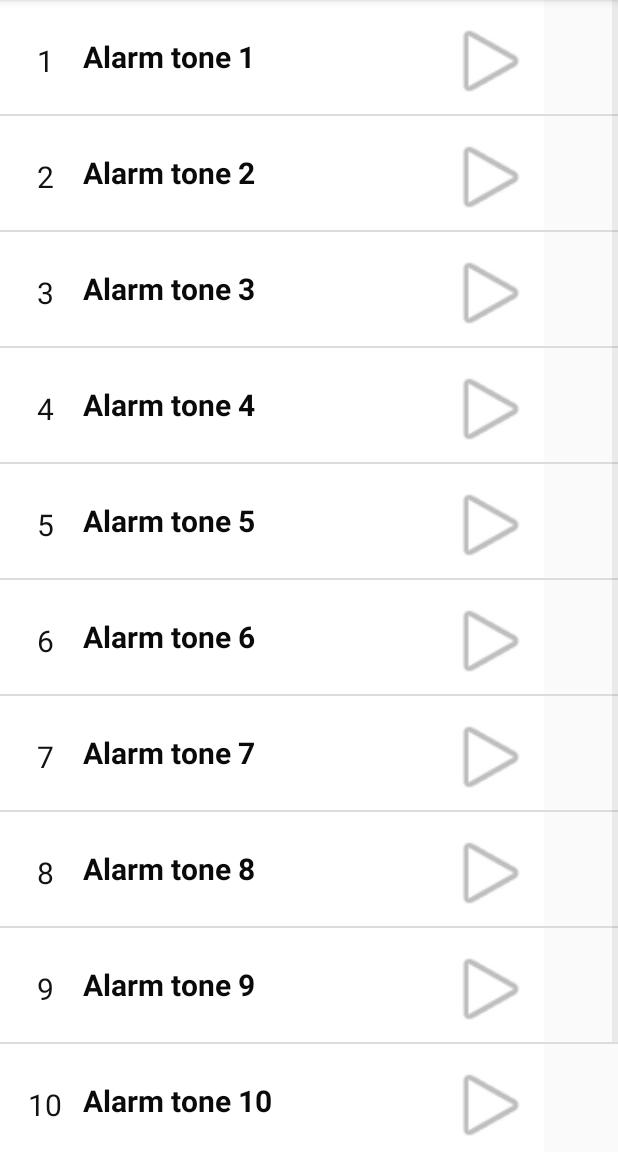
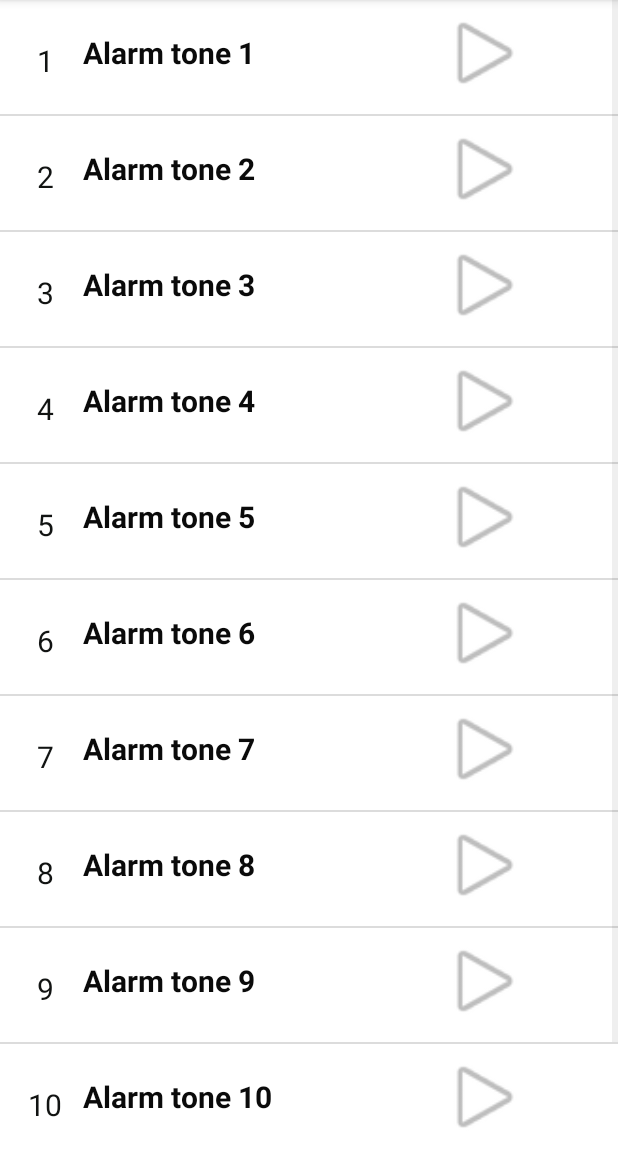
Before and after one commit to rishab247/Timey, an Android app: the alarmtonelist screen opened directly, with no data from a screen before it, on a phone screen of 412 x 824 dp, the part 84-1236 px from its top. Run offline under Robolectric (Android 15) with nearby library versions, the phone set to English and light mode, and no system bars.

Commit message:
alrmtone list finally completed

```diff
--- a/app/src/main/res/layout/activity_alarmtonelist.xml
+++ b/app/src/main/res/layout/activity_alarmtonelist.xml
@@ -8,8 +8,9 @@
 
     <ListView
         android:id="@+id/alarmlist"
-        android:layout_width="wrap_content"
-        android:layout_height="wrap_content"
+        android:layout_width="match_parent"
+        android:layout_height="match_parent"
+        android:layout_margin="0dp"
         app:layout_constraintBottom_toBottomOf="parent"
         app:layout_constraintEnd_toEndOf="parent"
         app:layout_constraintHorizontal_bias="1.0"
--- a/app/src/main/res/layout/alarm_tone_list_row.xml
+++ b/app/src/main/res/layout/alarm_tone_list_row.xml
@@ -1,8 +1,9 @@
 <?xml version="1.0" encoding="utf-8"?>
-<RelativeLayout
-    xmlns:android="http://schemas.android.com/apk/res/android"
+<android.support.constraint.ConstraintLayout xmlns:android="http://schemas.android.com/apk/res/android"
+    xmlns:app="http://schemas.android.com/apk/res-auto"
+    xmlns:tools="http://schemas.android.com/tools"
+    android:id="@+id/list"
     android:layout_width="match_parent"
-android:id="@+id/list"
     android:layout_height="60dp"
     android:background="#ffffff"
     android:orientation="horizontal"
@@ -12,55 +13,51 @@ android:id="@+id/list"
         android:id="@+id/toneserialnum"
         android:layout_width="50dp"
         android:layout_height="60dp"
-        android:layout_alignParentStart="true"
-        android:layout_alignParentTop="true"
         android:layout_marginStart="0dp"
         android:layout_marginTop="5dp"
         android:gravity="center"
         android:padding="10dp"
         android:text="1"
         android:textColor="#111312"
-        android:textSize="20dp" />
+        android:textSize="20dp"
+        app:layout_constraintStart_toStartOf="parent"
+        app:layout_constraintTop_toTopOf="parent" />
+
     <TextView
         android:id="@+id/serialnumber"
         android:layout_width="50dp"
         android:layout_height="60dp"
-        android:layout_alignParentStart="true"
-        android:layout_alignParentTop="true"
-        android:layout_marginStart="0dp"
-        android:layout_marginTop="5dp"
         android:gravity="center"
         android:padding="10dp"
         android:text=""
         android:textColor="#111312"
-        android:textSize="20dp" />
+        android:textSize="20dp"
+        app:layout_constraintBottom_toBottomOf="parent"
+        app:layout_constraintStart_toStartOf="parent"
+        app:layout_constraintTop_toTopOf="parent" />
 
     <TextView
         android:id="@+id/tonename"
         android:layout_width="150dp"
         android:layout_height="60dp"
-        android:layout_alignBottom="@+id/toneserialnum"
-        android:layout_alignParentTop="true"
-        android:layout_marginStart="0dp"
-        android:layout_marginLeft="0dp"
-        android:layout_marginTop="0dp"
-        android:layout_marginBottom="0dp"
-        android:layout_toEndOf="@+id/toneserialnum"
-        android:layout_toRightOf="@+id/toneserialnum"
         android:gravity="center_vertical"
         android:text="Tone name"
         android:textColor="#0A0A0A"
         android:textSize="20dp"
-        android:textStyle="bold" />
+        android:textStyle="bold"
+        app:layout_constraintBottom_toBottomOf="@+id/toneserialnum"
+        app:layout_constraintLeft_toRightOf="@+id/toneserialnum"
+        app:layout_constraintStart_toEndOf="@+id/toneserialnum"
+        app:layout_constraintTop_toTopOf="parent"
+        app:layout_constraintVertical_bias="0.0" />
 
     <ImageView
         android:id="@+id/playButton"
         android:layout_width="60dp"
         android:layout_height="60dp"
-        android:layout_alignParentTop="true"
-        android:layout_marginStart="92dp"
-        android:layout_marginTop="5dp"
-        android:layout_toEndOf="@+id/tonename"
-        android:background="@android:drawable/ic_media_play"/>
+        android:layout_marginStart="88dp"
+        android:background="@android:drawable/ic_media_play"
+        app:layout_constraintStart_toEndOf="@+id/tonename"
+        app:layout_constraintTop_toTopOf="parent" />
 
-</RelativeLayout>
+</android.support.constraint.ConstraintLayout>
```
